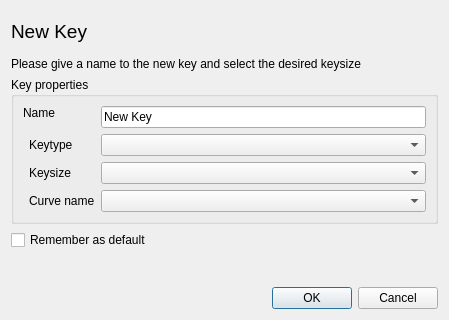
First picture: the form in ui/NewKey.ui, repository chris2511/xca, before the edit.
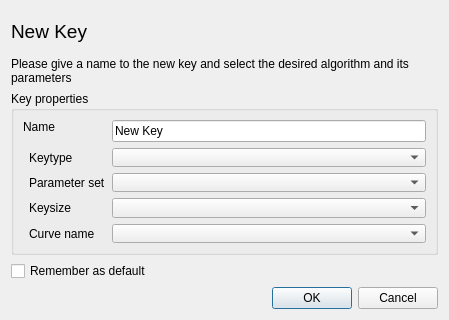
Second picture: the form after the edit.

Commit message:
Group the post quantum parameter sets in the key generation dialog
The keytype box listed every ML-DSA, ML-KEM and SLH-DSA parameter set,
which made the list long and hard to read. The algorithms are now
grouped by family and the parameter set is chosen in a separate box
that is only shown for families with more than one parameter set.

The edit to the form file:
```diff
--- a/ui/NewKey.ui
+++ b/ui/NewKey.ui
@@ -83,7 +83,7 @@
    <item>
     <widget class="QLabel" name="TextLabel1">
      <property name="text">
-      <string>Please give a name to the new key and select the desired keysize</string>
+      <string>Please give a name to the new key and select the desired algorithm and its parameters</string>
      </property>
      <property name="wordWrap">
       <bool>true</bool>
@@ -179,6 +179,26 @@
         </property>
        </widget>
       </item>
+      <item row="3" column="1">
+       <widget class="QLabel" name="paramLabel">
+        <property name="text">
+         <string>Parameter set</string>
+        </property>
+       </widget>
+      </item>
+      <item row="3" column="2">
+       <widget class="QComboBox" name="paramBox">
+        <property name="sizePolicy">
+         <sizepolicy hsizetype="Expanding" vsizetype="Fixed">
+          <horstretch>0</horstretch>
+          <verstretch>0</verstretch>
+         </sizepolicy>
+        </property>
+        <property name="toolTip">
+         <string>The parameter set of the selected algorithm</string>
+        </property>
+       </widget>
+      </item>
      </layout>
     </widget>
    </item>
```
The commit also changes 3 other files.
